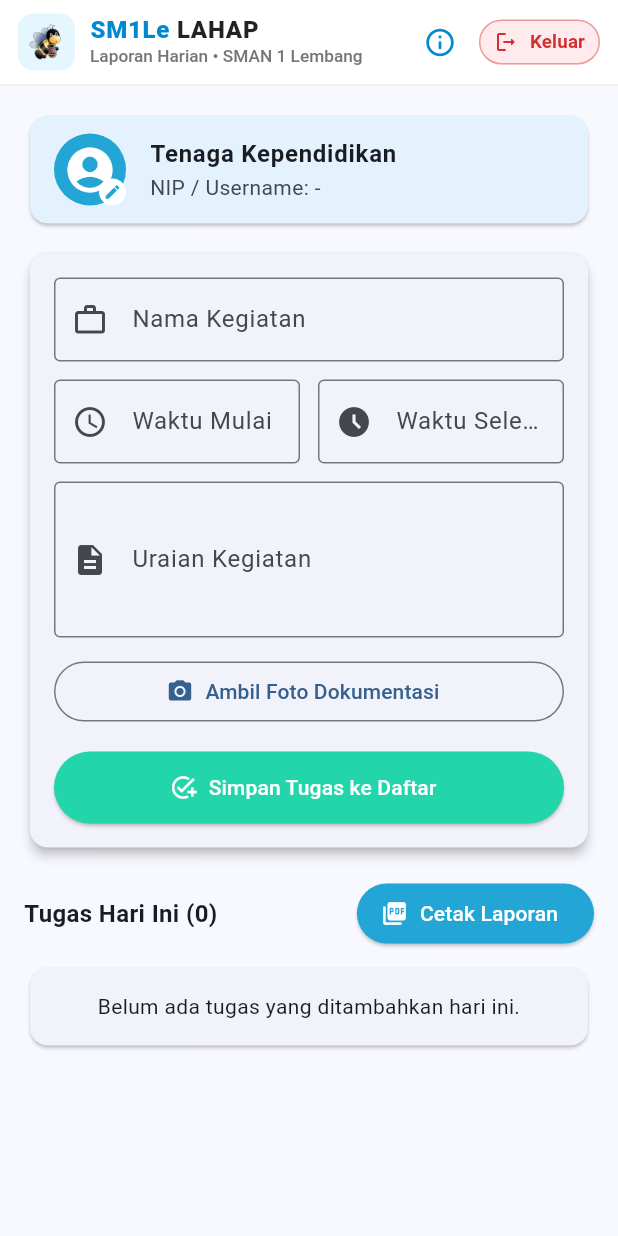
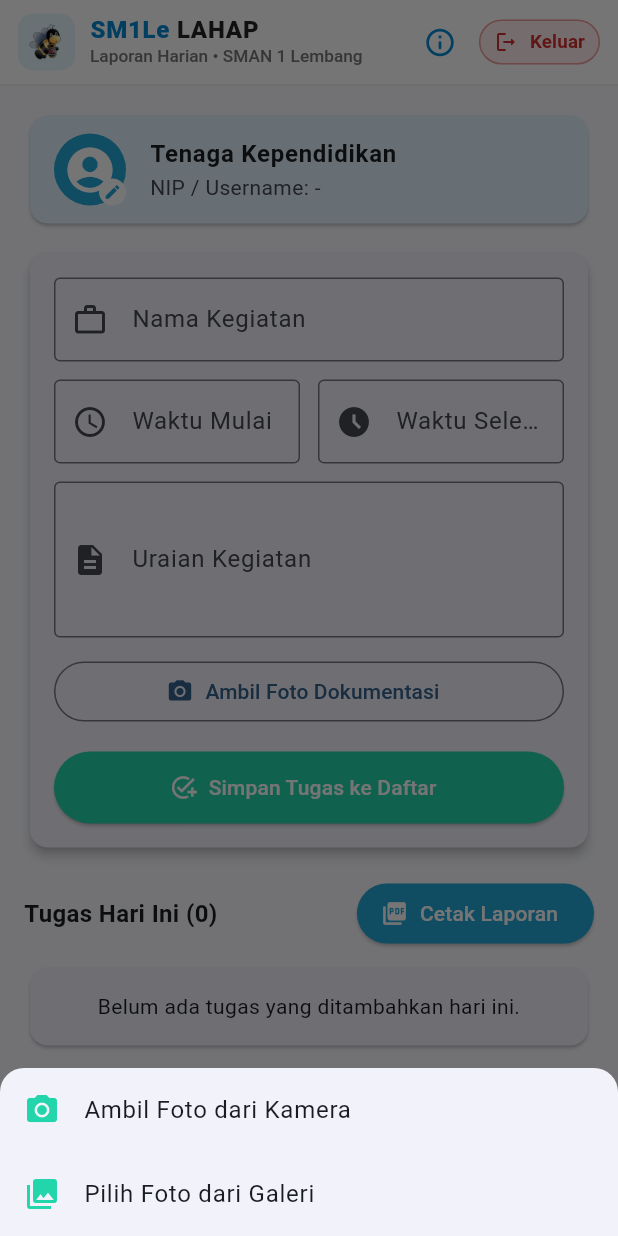
Before and after one commit to Setia27/SM1Le_Lahap_App, a Flutter app: the FormPage screen opened directly, after a tap on "Ambil Foto Dokumentasi", on a phone screen of 412 x 824 dp. Run offline on Flutter 3.47's test engine with Material 3 defaults, Android fonts, the phone set to English and light mode, and no system bars; our stand-ins replace flutter_image_compress, flutter_native_splash, image_picker, pdf, printing, shared_preferences and 1 more; accounts and stored records are empty.

Commit message:
tambahan ambil foto dari galery dan ingat password

```diff
--- a/lib/pages/form_page.dart
+++ b/lib/pages/form_page.dart
@@ -140,8 +140,41 @@ class _FormPageState extends State<FormPage> {
     }
   }
 
-  Future<void> _pickImage() async {
-    final hasil = await CameraService.ambilDanKompresFoto();
+    Future<void> _pickImage() async {
+    // Menampilkan pilihan Kamera atau Galeri dari bawah layar
+    final bool? dariKamera = await showModalBottomSheet<bool>(
+      context: context,
+      shape: const RoundedRectangleBorder(
+        borderRadius: BorderRadius.vertical(top: Radius.circular(16)),
+      ),
+      builder: (BuildContext context) {
+        return SafeArea(
+          child: Wrap(
+            children: [
+              ListTile(
+                leading: const Icon(Icons.camera_alt, color: Color(0xFF23d5ab)),
+                title: const Text('Ambil Foto dari Kamera'),
+                onTap: () => Navigator.pop(context, true),
+              ),
+              ListTile(
+                leading: const Icon(Icons.photo_library, color: Color(0xFF23d5ab)),
+                title: const Text('Pilih Foto dari Galeri'),
+                onTap: () => Navigator.pop(context, false),
+              ),
+            ],
+          ),
+        );
+      },
+    );
+
+    // Jika pengguna menutup menu tanpa memilih apa-apa
+    if (dariKamera == null) return;
+
+    // Memanggil fungsi dari CameraService sesuai pilihan user
+    final hasil = dariKamera
+        ? await CameraService.ambilDariKamera()
+        : await CameraService.ambilDariGaleri();
+
     if (hasil != null) {
       setState(() {
         _lampiranFotoNama = hasil.namaFile;
@@ -149,10 +182,17 @@ class _FormPageState extends State<FormPage> {
       });
       if (!mounted) return;
       ScaffoldMessenger.of(context).showSnackBar(
-        const SnackBar(content: Text('Foto berhasil diambil dan dikompres!')),
+        SnackBar(
+          content: Text(
+            dariKamera
+                ? 'Foto dari kamera berhasil diambil dan dikompres!'
+                : 'Foto dari galeri berhasil dipilih dan dikompres!',
+          ),
+        ),
       );
     }
   }
+
 
   Future<void> _prosesCetakPeriode(DateTime mulai, DateTime selesai) async {
     showDialog(
--- a/lib/pages/login_page.dart
+++ b/lib/pages/login_page.dart
@@ -37,11 +37,13 @@ class _LoginPageState extends State<LoginPage> {
     final data = await SessionService.getRememberMe();
     final bool statusIngat = data['ingat_saya'] as bool;
     final String savedUsername = data['saved_username'] as String;
+    final String savedPassword = data['saved_password'] as String;
 
     if (statusIngat && savedUsername.isNotEmpty && mounted) {
       setState(() {
         _ingatSaya = true;
         _usernameController.text = savedUsername;
+        _passwordController.text = savedPassword;
       });
     }
   }
--- a/lib/widgets/user_profile_card.dart
+++ b/lib/widgets/user_profile_card.dart
@@ -48,7 +48,7 @@ class UserProfileCard extends StatelessWidget {
   }
 
   Future<void> _prosesUnggahFotoProfil(BuildContext context) async {
-    final hasil = await CameraService.pilihFotoDariBerkas();
+    final hasil = await CameraService.ambilDariGaleri();
     if (hasil == null || !context.mounted) return;
 
     showDialog(
```
Also changed, not shown: lib/services/camera_service.dart (+44 -32 lines).
